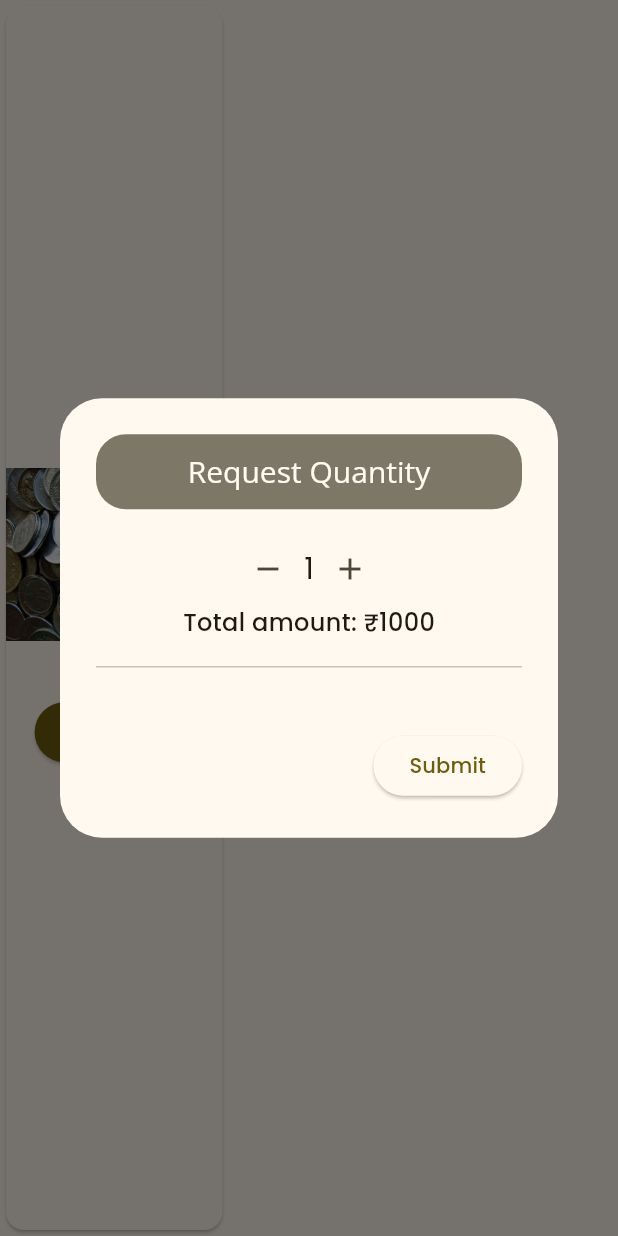
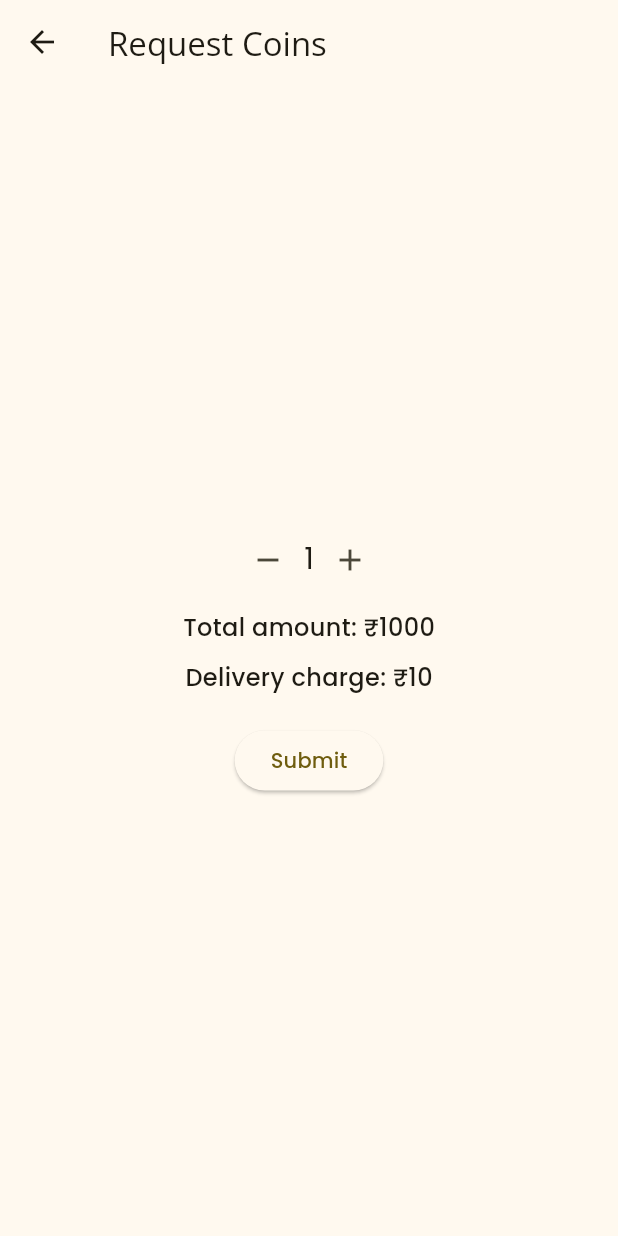
Before and after one commit to raguraman6066/sillaraiapp-flutter, a Flutter app: the CardWidget widget shown alone on an empty page, opened directly with empty values, after a tap on "Request", on a phone screen of 412 x 824 dp. Run offline on Flutter 3.47's test engine with Material 3 defaults, Android fonts, the light colour scheme and no system bars; our stand-ins replace cloud_firestore, firebase_core, firebase_messaging, google_fonts, shared_preferences; accounts and stored records are empty.

Commit message:
notes and coins page modified

```diff
--- /dev/null
+++ b/lib/pages/coins_request.dart
@@ -0,0 +1,122 @@
+import 'package:flutter/material.dart';
+import 'package:cloud_firestore/cloud_firestore.dart';
+import 'package:shared_preferences/shared_preferences.dart';
+
+class CoinsRequestPage extends StatefulWidget {
+  @override
+  _CoinsRequestPageState createState() => _CoinsRequestPageState();
+}
+
+class _CoinsRequestPageState extends State<CoinsRequestPage> {
+  int quantity = 1;
+  bool isClicked = false;
+
+  @override
+  Widget build(BuildContext context) {
+    int amount = quantity * 1000;
+    int deliveryCharge = (amount * 0.01).round();
+
+    return Scaffold(
+      appBar: AppBar(
+        title: Text('Request Coins'),
+      ),
+      body: Padding(
+        padding: const EdgeInsets.all(16.0),
+        child: Column(
+          mainAxisAlignment: MainAxisAlignment.center,
+          children: [
+            Row(
+              mainAxisAlignment: MainAxisAlignment.center,
+              children: [
+                IconButton(
+                  icon: Icon(Icons.remove),
+                  onPressed: () {
+                    setState(() {
+                      if (quantity > 1) quantity--;
+                    });
+                  },
+                ),
+                Text(
+                  quantity.toString(),
+                  style: TextStyle(fontSize: 20),
+                ),
+                IconButton(
+                  icon: Icon(Icons.add),
+                  onPressed: () {
+                    setState(() {
+                      quantity++;
+                    });
+                  },
+                ),
+              ],
+            ),
+            SizedBox(height: 10),
+            Text(
+              'Total amount: ₹$amount',
+              style: TextStyle(fontSize: 16, fontWeight: FontWeight.w500),
+            ),
+            SizedBox(height: 10),
+            Text(
+              'Delivery charge: ₹$deliveryCharge',
+              style: TextStyle(fontSize: 16, fontWeight: FontWeight.w500),
+            ),
+            SizedBox(height: 20),
+            ElevatedButton(
+              onPressed: isClicked
+                  ? null
+                  : () async {
+                      setState(() {
+                        isClicked = true;
+                      });
+
+                      await _updateFirestore(quantity, amount, deliveryCharge);
+
+                      setState(() {
+                        isClicked = false;
+                      });
+
+
+                    },
+              child: isClicked
+                  ? CircularProgressIndicator()
+                  : Text('Submit'),
+            ),
+          ],
+        ),
+      ),
+    );
+  }
+
+
+
+  Future<void> _updateFirestore(int quantity, int amount, int deliveryCharge) async {
+    SharedPreferences sharedPreferences = await SharedPreferences.getInstance();
+    String? mobileNumber = sharedPreferences.getString('mobileNumber');
+
+    await FirebaseFirestore.instance
+        .collection('users')
+        .doc(mobileNumber)
+        .collection('requests')
+        .add({
+      'requestType': 'Coins',
+      'quantity': quantity,
+      'amount': amount,
+      'deliveryCharge': deliveryCharge,
+      'status': 'Pending',
+      'timestamp': FieldValue.serverTimestamp(),
+    });
+
+    Navigator.of(context).pop(); // Close the current page
+    _showSnackbar(context); // Show a snackbar
+  }
+
+  void _showSnackbar(BuildContext context) {
+    ScaffoldMessenger.of(context).showSnackBar(
+      SnackBar(
+        content: Text('Request submitted successfully!'),
+        duration: Duration(seconds: 2),
+        backgroundColor: Colors.green,
+      ),
+    );
+  }
+}
--- a/lib/pages/request_history.dart
+++ b/lib/pages/request_history.dart
@@ -63,7 +63,7 @@ class RequestHistory extends StatelessWidget {
                         child: Column(
                           crossAxisAlignment: CrossAxisAlignment.start,
                           children: [
-                            Text('Quantity: ${request['quantity']}'),
+                            Text('Quantity: ${request['amount']}'),
                             Text('Status: ${request['status']}'),
                             Text('Date: ${_formatTimestamp(request['timestamp'])}'),
                           ],
--- a/lib/widgets/card_widget.dart
+++ b/lib/widgets/card_widget.dart
@@ -1,8 +1,9 @@
-import 'package:cloud_firestore/cloud_firestore.dart';
 import 'package:flutter/material.dart';
-import 'package:shared_preferences/shared_preferences.dart';
 
 import '../app_const.dart';
+import '../pages/coins_request.dart';
+import '../pages/note_request.dart';
+
 
 class CardWidget extends StatefulWidget {
   final int index;
@@ -14,9 +15,6 @@ class CardWidget extends StatefulWidget {
 }
 
 class _CardWidgetState extends State<CardWidget> {
-  bool isClicked = false;
-  int quantity = 1; // Initial quantity
-
   @override
   Widget build(BuildContext context) {
     return Card(
@@ -37,7 +35,11 @@ class _CardWidgetState extends State<CardWidget> {
           SizedBox(height: 8),
           ElevatedButton(
             onPressed: () {
-              _showBottomSheet(context);
+              if (widget.index == 0) {
+                _navigateToPage(context, CoinsRequestPage());
+              } else {
+                _navigateToPage(context, NotesRequestPage());
+              }
             },
             child: Text(
               'Request',
@@ -52,180 +54,25 @@ class _CardWidgetState extends State<CardWidget> {
     );
   }
 
-  void _showBottomSheet(BuildContext context) {
-    showDialog(
-      context: context,
-      builder: (BuildContext context) {
-        return StatefulBuilder(
-          builder: (context, setState) {
-            int amount = 0; // Initialize amount to 0
-            int bundles20 = 0;
-            int bundles10 = 0;
-            if (widget.index == 0) {
-              // For coins
-              amount = quantity * 1000;
-            } else {
-              // For notes
-              if (quantity <= 4) {
-                amount = quantity * 1000;
-                bundles20 = quantity;
-              } else if (quantity == 5) {
-                amount = 5000;
-                bundles20 = 4;
-                bundles10 = 1;
-              } else if (quantity < 10) {
-                amount = 4000 + (quantity - 4) * 1000;
-                bundles20 = quantity;
-                bundles10 = 1;
-              } else if (quantity == 10) {
-                amount = 10000;
-                bundles20 = 8;
-                bundles10 = 2;
-              }
-            }
+  void _navigateToPage(BuildContext context, Widget page) {
+    Navigator.of(context).push(_createRoute(page));
+  }
 
-            return AlertDialog(
-              title: Container(
-                height: 50,
-                decoration: BoxDecoration(
-                  color: Theme.of(context).dividerColor,
-                  borderRadius: BorderRadius.circular(20),
-                ),
-                child: Center(
-                  child: Text(
-                    'Request Quantity',
-                    style: TextStyle(
-                      color: Theme.of(context).canvasColor,
-                      fontSize: 20,
-                    ),
-                  ),
-                ),
-              ),
-              content: Container(
-                width: MediaQuery.of(context).size.width * 0.90,
-                child: Column(
-                  mainAxisSize: MainAxisSize.min,
-                  children: <Widget>[
-                    Row(
-                      mainAxisAlignment: MainAxisAlignment.center,
-                      children: [
-                        IconButton(
-                          icon: Icon(Icons.remove),
-                          onPressed: () {
-                            setState(() {
-                              if (quantity > 1) {
-                                quantity--;
-                              }
-                            });
-                          },
-                        ),
-                        Text(
-                          quantity.toString(),
-                          style: TextStyle(fontSize: 20),
-                        ),
-                        IconButton(
-                          icon: Icon(Icons.add),
-                          onPressed: () {
-                            setState(() {
-                              if (quantity < 10) {
-                                quantity++;
-                              }
-                            });
-                          },
-                        ),
-                      ],
-                    ),
-                    Text(
-                      'Total amount: ₹$amount',
-                      style: TextStyle(fontSize: 16, fontWeight: FontWeight.w500),
-                    ),
-                    SizedBox(height: 10,),
-                    Divider(),
-                           SizedBox(height: 10,),
-                    if (widget.index == 1) // Display bundle details only for notes
-                      Column(
-                        children: [
-                          Text(
-                            'Bundles of ₹20: $bundles20',
-                            style: TextStyle(fontSize: 14),
-                          ),
-                          if (bundles10 > 0)
-                            Text(
-                              'Bundles of ₹10: $bundles10',
-                              style: TextStyle(fontSize: 14),
-                            ),
-                        ],
-                      ),
-                  ],
-                ),
-              ),
-              actions: <Widget>[
-                ElevatedButton(
-                  onPressed: isClicked
-                      ? null
-                      : () async {
-                          setState(() {
-                            isClicked = true; // Show circular loading
-                          });
+  Route _createRoute(Widget page) {
+    return PageRouteBuilder(
+      pageBuilder: (context, animation, secondaryAnimation) => page,
+      transitionsBuilder: (context, animation, secondaryAnimation, child) {
+        const begin = Offset(1.0, 0.0);
+        const end = Offset.zero;
+        const curve = Curves.ease;
 
-                          // Hide keyboard
-                          FocusScope.of(context).unfocus();
+        var tween = Tween(begin: begin, end: end).chain(CurveTween(curve: curve));
 
-                          // Update Firestore
-                          _updateFirestore(quantity);
-
-                          // Simulate a delay (remove this line in your actual implementation)
-                          await Future.delayed(Duration(seconds: 1));
-                          setState(() {
-                            isClicked = false; // Show circular loading
-                          });
-                          // Show toast and close dialog
-                          _showToast(context);
-                          Navigator.pop(context);
-                        },
-                  child: isClicked
-                      ? CircularProgressIndicator()
-                      : Text('Submit'), // Change label based on isClicked
-                ),
-              ],
-            );
-          },
+        return SlideTransition(
+          position: animation.drive(tween),
+          child: child,
         );
       },
     );
   }
-
-  void _showToast(BuildContext context) {
-    final scaffold = ScaffoldMessenger.of(context);
-    scaffold.showSnackBar(
-      SnackBar(
-        duration: Duration(seconds: 2),
-        content: Text('Your request has been sent.'),
-        backgroundColor: Colors.green,
-      ),
-    );
-  }
-
-  void _updateFirestore(int quantity) async {
-    SharedPreferences sharedPreferences = await SharedPreferences.getInstance();
-    String? mobileNumber = sharedPreferences.getString('mobileNumber');
-
-    String requestType;
-    if (widget.index == 0) {
-      requestType = 'Coins';
-    } else {
-      requestType = 'Notes';
-    }
-
-    await FirebaseFirestore.instance
-        .collection('users')
-        .doc(mobileNumber)
-        .collection('requests')
-        .add({
-      'requestType': requestType,
-      'quantity': quantity,
-      'status': 'Pending',
-      'timestamp': FieldValue.serverTimestamp(),
-    });
-  }
 }
```
Also changed, not shown: lib/pages/note_request.dart (added, +141 -0 lines).
